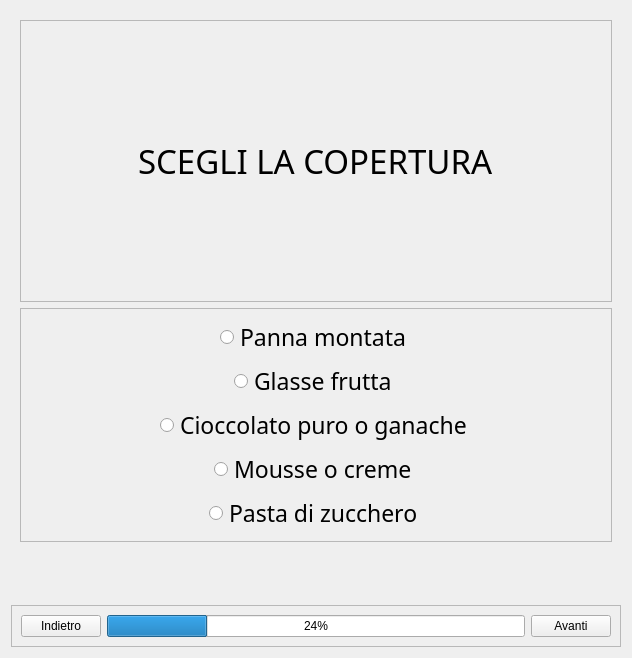
chritianchiappa/progetto_panificio, file projectIS/torta/view/Personalizza_torta.ui: the form before one commit.
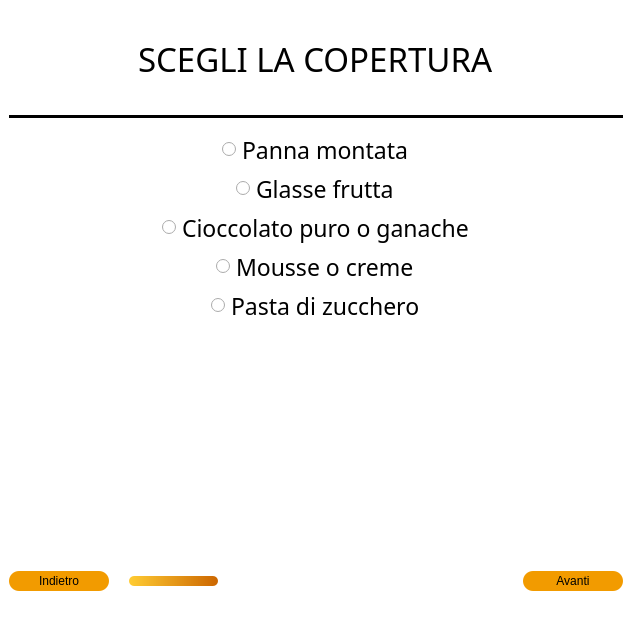
The form after the commit. The open tabs and pages were chosen to show the change. Icons and pictures are not drawn.

```diff
--- a/projectIS/torta/view/Personalizza_torta.ui
+++ b/projectIS/torta/view/Personalizza_torta.ui
@@ -13,7 +13,27 @@
   <property name="windowTitle">
    <string>Form</string>
   </property>
+  <property name="styleSheet">
+   <string notr="true">border:none;
+background-color: rgb(255, 255, 255);
+color: rgb(0, 0, 0);</string>
+  </property>
   <layout class="QVBoxLayout" name="verticalLayout">
+   <property name="spacing">
+    <number>0</number>
+   </property>
+   <property name="leftMargin">
+    <number>0</number>
+   </property>
+   <property name="topMargin">
+    <number>0</number>
+   </property>
+   <property name="rightMargin">
+    <number>0</number>
+   </property>
+   <property name="bottomMargin">
+    <number>0</number>
+   </property>
    <item>
     <widget class="QStackedWidget" name="stackedWidget">
      <property name="frameShape">
@@ -64,7 +84,17 @@
          </layout>
         </widget>
        </item>
-       <item alignment="Qt::AlignTop">
+       <item>
+        <widget class="Line" name="line">
+         <property name="styleSheet">
+          <string notr="true">border:2px solid black</string>
+         </property>
+         <property name="orientation">
+          <enum>Qt::Horizontal</enum>
+         </property>
+        </widget>
+       </item>
+       <item alignment="Qt::AlignVCenter">
         <widget class="QFrame" name="frame_3">
          <property name="sizePolicy">
           <sizepolicy hsizetype="Expanding" vsizetype="Expanding">
@@ -129,6 +159,12 @@
       <layout class="QVBoxLayout" name="verticalLayout_3">
        <item>
         <widget class="QFrame" name="frame_5">
+         <property name="maximumSize">
+          <size>
+           <width>16777215</width>
+           <height>100</height>
+          </size>
+         </property>
          <property name="frameShape">
           <enum>QFrame::StyledPanel</enum>
          </property>
@@ -152,6 +188,16 @@
          </layout>
         </widget>
        </item>
+       <item>
+        <widget class="Line" name="line_2">
+         <property name="styleSheet">
+          <string notr="true">border:2px solid black;</string>
+         </property>
+         <property name="orientation">
+          <enum>Qt::Horizontal</enum>
+         </property>
+        </widget>
+       </item>
        <item alignment="Qt::AlignVCenter">
         <widget class="QFrame" name="frame_9">
          <property name="font">
@@ -160,6 +206,9 @@
            <pointsize>17</pointsize>
           </font>
          </property>
+         <property name="styleSheet">
+          <string notr="true"/>
+         </property>
          <property name="frameShape">
           <enum>QFrame::StyledPanel</enum>
          </property>
@@ -253,6 +302,12 @@
       <layout class="QVBoxLayout" name="verticalLayout_6">
        <item>
         <widget class="QFrame" name="frame_7">
+         <property name="maximumSize">
+          <size>
+           <width>16777215</width>
+           <height>100</height>
+          </size>
+         </property>
          <property name="frameShape">
           <enum>QFrame::StyledPanel</enum>
          </property>
@@ -262,6 +317,18 @@
          <layout class="QHBoxLayout" name="horizontalLayout_2">
           <item alignment="Qt::AlignHCenter">
            <widget class="QLabel" name="label_3">
+            <property name="sizePolicy">
+             <sizepolicy hsizetype="Expanding" vsizetype="Expanding">
+              <horstretch>0</horstretch>
+              <verstretch>0</verstretch>
+             </sizepolicy>
+            </property>
+            <property name="maximumSize">
+             <size>
+              <width>16777215</width>
+              <height>100</height>
+             </size>
+            </property>
             <property name="font">
              <font>
               <family>American Typewriter</family>
@@ -276,8 +343,24 @@
          </layout>
         </widget>
        </item>
+       <item>
+        <widget class="Line" name="line_3">
+         <property name="styleSheet">
+          <string notr="true">border:2px solid black</string>
+         </property>
+         <property name="orientation">
+          <enum>Qt::Horizontal</enum>
+         </property>
+        </widget>
+       </item>
        <item alignment="Qt::AlignTop">
         <widget class="QFrame" name="frame_10">
+         <property name="sizePolicy">
+          <sizepolicy hsizetype="Expanding" vsizetype="Expanding">
+           <horstretch>0</horstretch>
+           <verstretch>0</verstretch>
+          </sizepolicy>
+         </property>
          <property name="font">
           <font>
            <family>American Typewriter</family>
@@ -372,6 +455,24 @@
             <layout class="QVBoxLayout" name="verticalLayout_2">
              <item alignment="Qt::AlignHCenter">
               <widget class="QPushButton" name="ordina_button">
+               <property name="minimumSize">
+                <size>
+                 <width>100</width>
+                 <height>20</height>
+                </size>
+               </property>
+               <property name="styleSheet">
+                <string notr="true">QPushButton{
+   
+	background-color: rgb(242, 155, 0);
+     border:none;
+     
+	color: rgb(0, 0, 0);
+     border-radius:10px;
+   
+}
+</string>
+               </property>
                <property name="text">
                 <string>Ordina</string>
                </property>
@@ -401,6 +502,9 @@
        <height>100</height>
       </size>
      </property>
+     <property name="styleSheet">
+      <string notr="true"/>
+     </property>
      <property name="frameShape">
       <enum>QFrame::StyledPanel</enum>
      </property>
@@ -408,8 +512,29 @@
       <enum>QFrame::Raised</enum>
      </property>
      <layout class="QHBoxLayout" name="horizontalLayout">
+      <property name="spacing">
+       <number>20</number>
+      </property>
       <item>
        <widget class="QPushButton" name="indietro_button">
+        <property name="minimumSize">
+         <size>
+          <width>100</width>
+          <height>20</height>
+         </size>
+        </property>
+        <property name="styleSheet">
+         <string notr="true">QPushButton{
+   
+	background-color: rgb(242, 155, 0);
+     border:none;
+     
+	color: rgb(0, 0, 0);
+     border-radius:10px;
+   
+}
+</string>
+        </property>
         <property name="text">
          <string>Indietro</string>
         </property>
@@ -421,6 +546,27 @@
       </item>
       <item>
        <widget class="QProgressBar" name="progressBar">
+        <property name="maximumSize">
+         <size>
+          <width>16777215</width>
+          <height>10</height>
+         </size>
+        </property>
+        <property name="styleSheet">
+         <string notr="true">QProgressBar{
+	background:rgba(255,255,255,180);
+     border-style:none;
+     border-radius:5px;
+	text-align:center;
+     color:rgba(200,200,200,0);
+
+}
+QProgressBar::chunk{
+     border-radius:5px;
+    
+	background-color: qlineargradient(spread:pad, x1:0, y1:0, x2:1, y2:0, stop:0 rgba(255, 204, 51, 255), stop:1 rgba(204, 102, 0, 255));
+}</string>
+        </property>
         <property name="value">
          <number>24</number>
         </property>
@@ -428,9 +574,27 @@
       </item>
       <item>
        <widget class="QPushButton" name="avanti_button">
+        <property name="minimumSize">
+         <size>
+          <width>100</width>
+          <height>20</height>
+         </size>
+        </property>
         <property name="layoutDirection">
          <enum>Qt::RightToLeft</enum>
         </property>
+        <property name="styleSheet">
+         <string notr="true">QPushButton{
+   
+	background-color: rgb(242, 155, 0);
+     border:none;
+     
+	color: rgb(0, 0, 0);
+     border-radius:10px;
+   
+}
+</string>
+        </property>
         <property name="text">
          <string>Avanti</string>
         </property>
```
